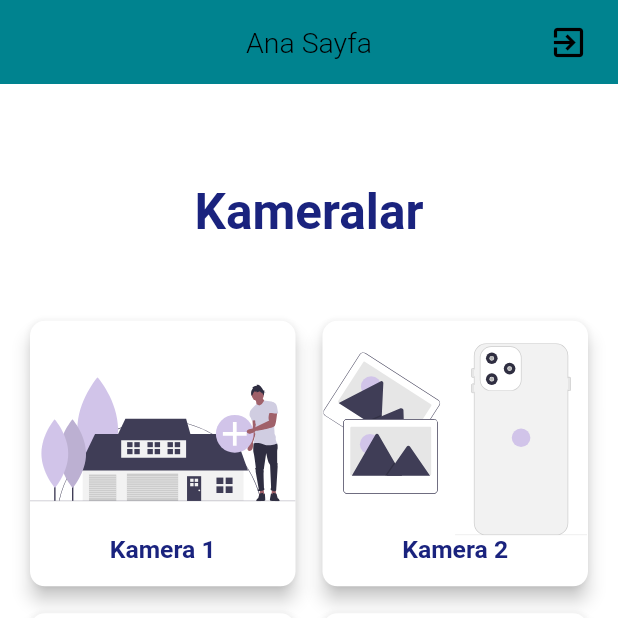
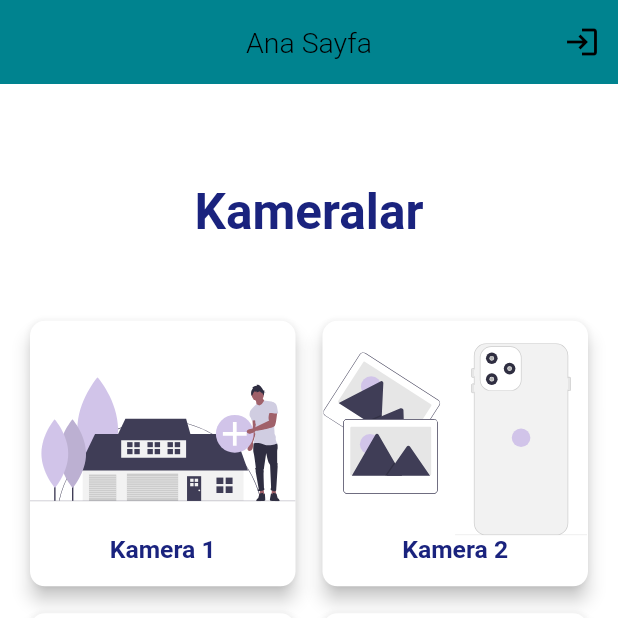
Before and after one commit to aisebeyza/video-surveillance-systems, a Flutter app: the HomeScreen screen opened by its route, on a phone screen of 412 x 824 dp, the top half of it. Run offline on Flutter 3.47's test engine with Material 2 defaults, Android fonts, the phone set to English and light mode, and no system bars; our stand-ins replace firebase_auth, firebase_core, flutter_svg, lottie; accounts and stored records are empty.

Commit message:
edit signout

```diff
--- a/lib/screens/home/home_screen.dart
+++ b/lib/screens/home/home_screen.dart
@@ -1,11 +1,14 @@
+import 'package:firebase_auth/firebase_auth.dart';
 import 'package:flutter/material.dart';
 import 'package:video_surveillance_systems/components/bottom_navigation_bar.dart';
 import 'package:video_surveillance_systems/screens/camera/camera_screen.dart';
+import 'package:video_surveillance_systems/screens/sign_in/sign_in_screen.dart';
 import '../../constants.dart';
 import '../../enums.dart';
 import 'components/body.dart';
 
 class HomeScreen extends StatelessWidget {
+  final FirebaseAuth _auth = FirebaseAuth.instance;
   static String routeName = "/home";
   @override
   Widget build(BuildContext context) {
@@ -18,17 +21,21 @@ class HomeScreen extends StatelessWidget {
           "Ana Sayfa",
           style: TextStyle(color: Colors.black),
         ),
-          actions: <Widget>[
-            Padding(
-                padding: EdgeInsets.only(right: 20.0),
-                child: GestureDetector(
-                  onTap: () {},
-                  child: Icon(
-                    Icons.exit_to_app,
-                    size: 26.0,
+        actions: [
+          Builder(
+            builder: (context) => IconButton(
+              icon: Icon(Icons.login),
+              onPressed: () async {
+                await _auth.signOut();
+                Scaffold.of(context).showSnackBar(SnackBar(
+                  content: Text("Başarıyla çıkış yapıldı"),
+                ));
+                Navigator.pushNamed(context, SignInScreen.routeName);
+              },
             ),
-                )),
-          ]),
+          ),
+        ],
+      ),
       body: Body(),
       bottomNavigationBar: CustomBottomNavBar(selectedMenu: MenuState.home),
       floatingActionButtonLocation: FloatingActionButtonLocation.centerDocked,
```
Lines whose indentation alone changed are shown as unchanged.
